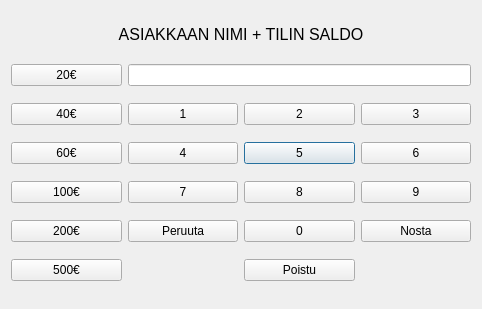
Qt form bankautomat/nostawindow.ui (bank-2022/group17) before a commit.
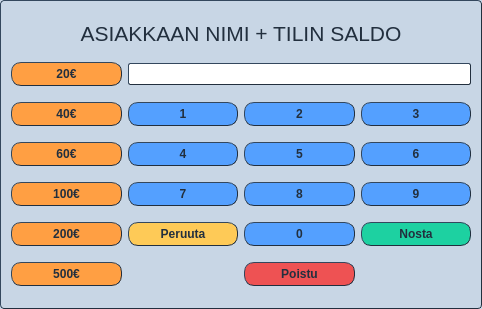
The same form after that commit. Icons and pictures are not drawn.

Commit message: UI ulkonäyön säätöä v0.3

```diff
--- a/bankautomat/nostawindow.ui
+++ b/bankautomat/nostawindow.ui
@@ -35,9 +35,44 @@
    <iconset resource="Pictures/src.qrc">
     <normaloff>:/images/piggy-bank.png</normaloff>:/images/piggy-bank.png</iconset>
   </property>
+  <property name="styleSheet">
+   <string notr="true">QDialog {
+background-color: rgb(200, 214, 229);
+color: rgb(34, 47, 62);
+border-style: outset;
+border-top-width: 1px;
+border-left-width: 1px;
+border-right-width: 1px;
+border-bottom-width: 1px;
+border-radius: 4px;
+border-offset: -1px;
+border-color: #222f3e;
+}</string>
+  </property>
   <layout class="QGridLayout" name="gridLayout">
    <item row="3" column="3">
     <widget class="QPushButton" name="pushButton_5">
+     <property name="styleSheet">
+      <string notr="true">QPushButton {
+color: rgb(34, 47, 62);
+font-family: &quot;Segoe UI&quot;;
+font: bold;
+background-color: rgb(84, 160, 255);
+border-style: outset;
+border-width: 1px;
+border-radius: 10px;
+border-color: #222f3e;
+padding: 4px;
+}
+QPushButton:hover{
+background-color: rgba(84, 160, 255,150);
+border-style: inset;
+}
+QPushButton:pressed{
+background-color: rgba(84, 160, 255,70);
+border-style: inset;
+}</string>
+     </property>
      <property name="text">
       <string>5</string>
      </property>
@@ -45,6 +80,27 @@
    </item>
    <item row="4" column="4">
     <widget class="QPushButton" name="pushButton_9">
+     <property name="styleSheet">
+      <string notr="true">QPushButton {
+color: rgb(34, 47, 62);
+font-family: &quot;Segoe UI&quot;;
+font: bold;
+background-color: rgb(84, 160, 255);
+border-style: outset;
+border-width: 1px;
+border-radius: 10px;
+border-color: #222f3e;
+padding: 4px;
+}
+QPushButton:hover{
+background-color: rgba(84, 160, 255,150);
+border-style: inset;
+}
+QPushButton:pressed{
+background-color: rgba(84, 160, 255,70);
+border-style: inset;
+}</string>
+     </property>
      <property name="text">
       <string>9</string>
      </property>
@@ -52,6 +108,27 @@
    </item>
    <item row="6" column="3">
     <widget class="QPushButton" name="PoistuButton">
+     <property name="styleSheet">
+      <string notr="true">QPushButton {
+color: rgb(34, 47, 62);
+font: bold;
+font-family: &quot;Segoe UI&quot;;
+background-color: rgb(238, 82, 83);
+border-style: outset;
+border-width: 1px;
+border-radius: 10px;
+border-color: #222f3e;
+padding: 4px;
+}
+QPushButton:hover{
+background-color: rgba(238, 82, 83,190);
+border-style: inset;
+}
+QPushButton:pressed{
+background-color: rgba(238, 82, 83,70);
+border-style: inset;
+}</string>
+     </property>
      <property name="text">
       <string>Poistu</string>
      </property>
@@ -59,6 +136,27 @@
    </item>
    <item row="5" column="2">
     <widget class="QPushButton" name="peruutaBtn">
+     <property name="styleSheet">
+      <string notr="true">QPushButton {
+color: rgb(34, 47, 62);
+font-family: &quot;Segoe UI&quot;;
+font: bold;
+background-color: rgb(254, 202, 87);
+border-style: outset;
+border-width: 1px;
+border-radius: 10px;
+border-color: #222f3e;
+padding: 4px;
+}
+QPushButton:hover{
+background-color: rgba(254, 202, 87,150);
+border-style: inset;
+}
+QPushButton:pressed{
+background-color: rgba(254, 202, 87,70);
+border-style: inset;
+}</string>
+     </property>
      <property name="text">
       <string>Peruuta</string>
      </property>
@@ -66,6 +164,27 @@
    </item>
    <item row="3" column="1">
     <widget class="QPushButton" name="Nosta60Btn">
+     <property name="styleSheet">
+      <string notr="true">QPushButton {
+color: rgb(34, 47, 62);
+font-family: &quot;Segoe UI&quot;;
+font: bold;
+background-color: rgb(255, 159, 67);
+border-style: outset;
+border-width: 1px;
+border-radius: 10px;
+border-color: #222f3e;
+padding: 4px;
+}
+QPushButton:hover{
+background-color: rgba(255, 159, 67,150);
+border-style: inset;
+}
+QPushButton:pressed{
+background-color: rgba(255, 159, 67,70);
+border-style: inset;
+}</string>
+     </property>
      <property name="text">
       <string>60€</string>
      </property>
@@ -73,16 +192,70 @@
    </item>
    <item row="6" column="1">
     <widget class="QPushButton" name="Nosta500Btn">
+     <property name="styleSheet">
+      <string notr="true">QPushButton {
+color: rgb(34, 47, 62);
+font-family: &quot;Segoe UI&quot;;
+font: bold;
+background-color: rgb(255, 159, 67);
+border-style: outset;
+border-width: 1px;
+border-radius: 10px;
+border-color: #222f3e;
+padding: 4px;
+}
+QPushButton:hover{
+background-color: rgba(255, 159, 67,150);
+border-style: inset;
+}
+QPushButton:pressed{
+background-color: rgba(255, 159, 67,70);
+border-style: inset;
+}</string>
+     </property>
      <property name="text">
       <string>500€</string>
      </property>
     </widget>
    </item>
    <item row="1" column="2" colspan="3">
-    <widget class="QLineEdit" name="NostaLe"/>
+    <widget class="QLineEdit" name="NostaLe">
+     <property name="styleSheet">
+      <string notr="true">QLineEdit{
+color: rgb(34, 47, 62);
+font-family: &quot;Segoe UI&quot;;
+border-style: outset;
+border-width: 1px;
+border-radius: 2px;
+border-color: #222f3e;
+padding: 2px;
+}</string>
+     </property>
+    </widget>
    </item>
    <item row="4" column="2">
     <widget class="QPushButton" name="pushButton_7">
+     <property name="styleSheet">
+      <string notr="true">QPushButton {
+color: rgb(34, 47, 62);
+font-family: &quot;Segoe UI&quot;;
+font: bold;
+background-color: rgb(84, 160, 255);
+border-style: outset;
+border-width: 1px;
+border-radius: 10px;
+border-color: #222f3e;
+padding: 4px;
+}
+QPushButton:hover{
+background-color: rgba(84, 160, 255,150);
+border-style: inset;
+}
+QPushButton:pressed{
+background-color: rgba(84, 160, 255,70);
+border-style: inset;
+}</string>
+     </property>
      <property name="text">
       <string>7</string>
      </property>
@@ -90,6 +263,27 @@
    </item>
    <item row="2" column="1">
     <widget class="QPushButton" name="Nosta40Btn">
+     <property name="styleSheet">
+      <string notr="true">QPushButton {
+color: rgb(34, 47, 62);
+font-family: &quot;Segoe UI&quot;;
+font: bold;
+background-color: rgb(255, 159, 67);
+border-style: outset;
+border-width: 1px;
+border-radius: 10px;
+border-color: #222f3e;
+padding: 4px;
+}
+QPushButton:hover{
+background-color: rgba(255, 159, 67,150);
+border-style: inset;
+}
+QPushButton:pressed{
+background-color: rgba(255, 159, 67,70);
+border-style: inset;
+}</string>
+     </property>
      <property name="text">
       <string>40€</string>
      </property>
@@ -97,6 +291,44 @@
    </item>
    <item row="2" column="4">
     <widget class="QPushButton" name="pushButton_3">
+     <property name="styleSheet">
+      <string notr="true">QPushButton {
+color: rgb(34, 47, 62);
+font-family: &quot;Segoe UI&quot;;
+font: bold;
+background-color: rgb(84, 160, 255);
+border-style: outset;
+border-width: 1px;
+border-radius: 10px;
+border-color: #222f3e;
+padding: 4px;
+}
+QPushButton:hover{
+background-color: rgba(84, 160, 255,150);
+border-style: inset;
+}
+QPushButton:pressed{
+background-color: rgba(84, 160, 255,70);
+border-style: inset;
+}QPushButton {
+color: rgb(34, 47, 62);
+font-family: &quot;Segoe UI&quot;;
+background-color: rgb(84, 160, 255);
+border-style: outset;
+border-width: 1px;
+border-radius: 10px;
+border-color: #222f3e;
+padding: 4px;
+}
+QPushButton:hover{
+background-color: rgba(84, 160, 255,150);
+border-style: inset;
+}
+QPushButton:pressed{
+background-color: rgba(84, 160, 255,70);
+border-style: inset;
+}</string>
+     </property>
      <property name="text">
       <string>3</string>
      </property>
@@ -104,6 +336,27 @@
    </item>
    <item row="4" column="3">
     <widget class="QPushButton" name="pushButton_8">
+     <property name="styleSheet">
+      <string notr="true">QPushButton {
+color: rgb(34, 47, 62);
+font-family: &quot;Segoe UI&quot;;
+font: bold;
+background-color: rgb(84, 160, 255);
+border-style: outset;
+border-width: 1px;
+border-radius: 10px;
+border-color: #222f3e;
+padding: 4px;
+}
+QPushButton:hover{
+background-color: rgba(84, 160, 255,150);
+border-style: inset;
+}
+QPushButton:pressed{
+background-color: rgba(84, 160, 255,70);
+border-style: inset;
+}</string>
+     </property>
      <property name="text">
       <string>8</string>
      </property>
@@ -111,6 +364,27 @@
    </item>
    <item row="5" column="4">
     <widget class="QPushButton" name="VahvitaNostoBtn">
+     <property name="styleSheet">
+      <string notr="true">QPushButton {
+color: rgb(34, 47, 62);
+font-family: &quot;Segoe UI&quot;;
+font: bold;
+background-color: rgb(29, 209, 161);
+border-style: outset;
+border-width: 1px;
+border-radius: 10px;
+border-color: #222f3e;
+padding: 4px;
+}
+QPushButton:hover{
+background-color: rgba(29, 209, 161,150);
+border-style: inset;
+}
+QPushButton:pressed{
+background-color: rgba(29, 209, 161,70);
+border-style: inset;
+}</string>
+     </property>
      <property name="text">
       <string>Nosta</string>
      </property>
@@ -119,7 +393,25 @@
    <item row="4" column="1">
     <widget class="QPushButton" name="Nosta100Btn">
      <property name="styleSheet">
-      <string notr="true"/>
+      <string notr="true">QPushButton {
+color: rgb(34, 47, 62);
+font-family: &quot;Segoe UI&quot;;
+font: bold;
+background-color: rgb(255, 159, 67);
+border-style: outset;
+border-width: 1px;
+border-radius: 10px;
+border-color: #222f3e;
+padding: 4px;
+}
+QPushButton:hover{
+background-color: rgba(255, 159, 67,150);
+border-style: inset;
+}
+QPushButton:pressed{
+background-color: rgba(255, 159, 67,70);
+border-style: inset;
+}</string>
      </property>
      <property name="text">
       <string>100€</string>
@@ -128,6 +420,27 @@
    </item>
    <item row="2" column="3">
     <widget class="QPushButton" name="pushButton_2">
+     <property name="styleSheet">
+      <string notr="true">QPushButton {
+color: rgb(34, 47, 62);
+font-family: &quot;Segoe UI&quot;;
+font: bold;
+background-color: rgb(84, 160, 255);
+border-style: outset;
+border-width: 1px;
+border-radius: 10px;
+border-color: #222f3e;
+padding: 4px;
+}
+QPushButton:hover{
+background-color: rgba(84, 160, 255,150);
+border-style: inset;
+}
+QPushButton:pressed{
+background-color: rgba(84, 160, 255,70);
+border-style: inset;
+}</string>
+     </property>
      <property name="text">
       <string>2</string>
      </property>
@@ -135,6 +448,27 @@
    </item>
    <item row="5" column="3">
     <widget class="QPushButton" name="pushButton_0">
+     <property name="styleSheet">
+      <string notr="true">QPushButton {
+color: rgb(34, 47, 62);
+font-family: &quot;Segoe UI&quot;;
+font: bold;
+background-color: rgb(84, 160, 255);
+border-style: outset;
+border-width: 1px;
+border-radius: 10px;
+border-color: #222f3e;
+padding: 4px;
+}
+QPushButton:hover{
+background-color: rgba(84, 160, 255,150);
+border-style: inset;
+}
+QPushButton:pressed{
+background-color: rgba(84, 160, 255,70);
+border-style: inset;
+}</string>
+     </property>
      <property name="text">
       <string>0</string>
      </property>
@@ -142,6 +476,27 @@
    </item>
    <item row="1" column="1">
     <widget class="QPushButton" name="Nosta20Btn">
+     <property name="styleSheet">
+      <string notr="true">QPushButton {
+color: rgb(34, 47, 62);
+font-family: &quot;Segoe UI&quot;;
+font: bold;
+background-color: rgb(255, 159, 67);
+border-style: outset;
+border-width: 1px;
+border-radius: 10px;
+border-color: #222f3e;
+padding: 4px;
+}
+QPushButton:hover{
+background-color: rgba(255, 159, 67,150);
+border-style: inset;
+}
+QPushButton:pressed{
+background-color: rgba(255, 159, 67,70);
+border-style: inset;
+}</string>
+     </property>
      <property name="text">
       <string>20€</string>
      </property>
@@ -149,6 +504,27 @@
    </item>
    <item row="3" column="2">
     <widget class="QPushButton" name="pushButton_4">
+     <property name="styleSheet">
+      <string notr="true">QPushButton {
+color: rgb(34, 47, 62);
+font-family: &quot;Segoe UI&quot;;
+font: bold;
+background-color: rgb(84, 160, 255);
+border-style: outset;
+border-width: 1px;
+border-radius: 10px;
+border-color: #222f3e;
+padding: 4px;
+}
+QPushButton:hover{
+background-color: rgba(84, 160, 255,150);
+border-style: inset;
+}
+QPushButton:pressed{
+background-color: rgba(84, 160, 255,70);
+border-style: inset;
+}</string>
+     </property>
      <property name="text">
       <string>4</string>
      </property>
@@ -156,6 +532,27 @@
    </item>
    <item row="3" column="4">
     <widget class="QPushButton" name="pushButton_6">
+     <property name="styleSheet">
+      <string notr="true">QPushButton {
+color: rgb(34, 47, 62);
+font-family: &quot;Segoe UI&quot;;
+font: bold;
+background-color: rgb(84, 160, 255);
+border-style: outset;
+border-width: 1px;
+border-radius: 10px;
+border-color: #222f3e;
+padding: 4px;
+}
+QPushButton:hover{
+background-color: rgba(84, 160, 255,150);
+border-style: inset;
+}
+QPushButton:pressed{
+background-color: rgba(84, 160, 255,70);
+border-style: inset;
+}</string>
+     </property>
      <property name="text">
       <string>6</string>
      </property>
@@ -163,6 +560,27 @@
    </item>
    <item row="2" column="2">
     <widget class="QPushButton" name="pushButton_1">
+     <property name="styleSheet">
+      <string notr="true">QPushButton {
+color: rgb(34, 47, 62);
+font-family: &quot;Segoe UI&quot;;
+font: bold;
+background-color: rgb(84, 160, 255);
+border-style: outset;
+border-width: 1px;
+border-radius: 10px;
+border-color: #222f3e;
+padding: 4px;
+}
+QPushButton:hover{
+background-color: rgba(84, 160, 255,150);
+border-style: inset;
+}
+QPushButton:pressed{
+background-color: rgba(84, 160, 255,70);
+border-style: inset;
+}</string>
+     </property>
      <property name="text">
       <string>1</string>
      </property>
@@ -170,6 +588,27 @@
    </item>
    <item row="5" column="1">
     <widget class="QPushButton" name="Nosta200Btn">
+     <property name="styleSheet">
+      <string notr="true">QPushButton {
+color: rgb(34, 47, 62);
+font-family: &quot;Segoe UI&quot;;
+font: bold;
+background-color: rgb(255, 159, 67);
+border-style: outset;
+border-width: 1px;
+border-radius: 10px;
+border-color: #222f3e;
+padding: 4px;
+}
+QPushButton:hover{
+background-color: rgba(255, 159, 67,150);
+border-style: inset;
+}
+QPushButton:pressed{
+background-color: rgba(255, 159, 67,70);
+border-style: inset;
+}</string>
+     </property>
      <property name="text">
       <string>200€</string>
      </property>
@@ -185,9 +624,16 @@
      </property>
      <property name="font">
       <font>
-       <pointsize>12</pointsize>
+       <family>Segoe UI</family>
+       <pointsize>16</pointsize>
       </font>
      </property>
+     <property name="styleSheet">
+      <string notr="true">QLabel{
+color: rgb(34, 47, 62);
+font-family: &quot;Segoe UI&quot;;
+}</string>
+     </property>
      <property name="text">
       <string>ASIAKKAAN NIMI + TILIN SALDO</string>
      </property>
```
The commit also changes 7 other files.
